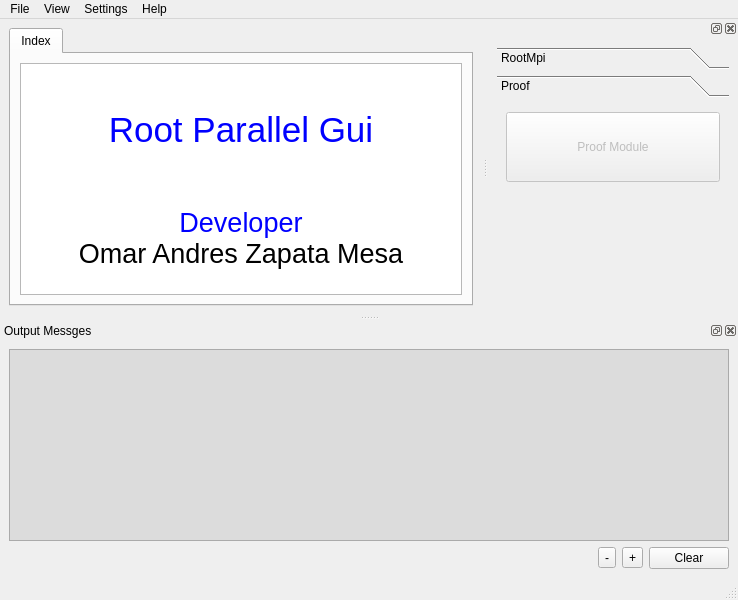
Before: the Qt Designer form uis/RootParallelGui/RootParallelGui.ui in omazapa/RootParallelGui, drawn with Qt 5.
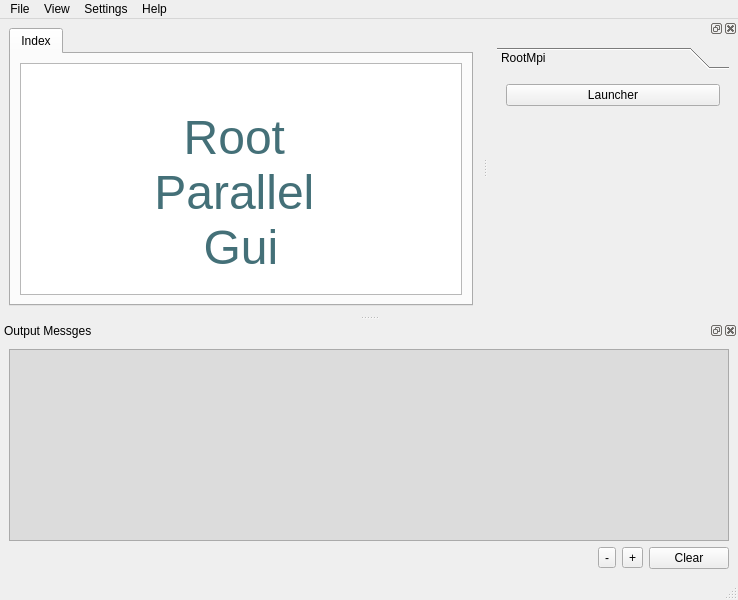
After: the same form once the commit is applied. The open tabs and pages were chosen to show the change. Icons and pictures are not drawn.

Patch:
```diff
--- a/uis/RootParallelGui/RootParallelGui.ui
+++ b/uis/RootParallelGui/RootParallelGui.ui
@@ -40,13 +40,11 @@
 p, li { white-space: pre-wrap; }
 &lt;/style&gt;&lt;/head&gt;&lt;body style=&quot; font-family:'DejaVu Sans'; font-size:9pt; font-weight:400; font-style:normal;&quot;&gt;
 &lt;p align=&quot;center&quot; style=&quot; margin-top:0px; margin-bottom:0px; margin-left:0px; margin-right:0px; -qt-block-indent:0; text-indent:0px;&quot;&gt;&lt;img src=&quot;:/RootParallelGui/root-banner.png&quot; /&gt;&lt;/p&gt;
-&lt;p align=&quot;center&quot; style=&quot;-qt-paragraph-type:empty; margin-top:0px; margin-bottom:0px; margin-left:0px; margin-right:0px; -qt-block-indent:0; text-indent:0px;&quot;&gt;&lt;br /&gt;&lt;/p&gt;
-&lt;p align=&quot;center&quot; style=&quot;-qt-paragraph-type:empty; margin-top:0px; margin-bottom:0px; margin-left:0px; margin-right:0px; -qt-block-indent:0; text-indent:0px;&quot;&gt;&lt;br /&gt;&lt;/p&gt;
-&lt;p align=&quot;center&quot; style=&quot; margin-top:0px; margin-bottom:0px; margin-left:0px; margin-right:0px; -qt-block-indent:0; text-indent:0px;&quot;&gt;&lt;span style=&quot; font-size:26pt; color:#0000ff;&quot;&gt;Root Parallel Gui&lt;/span&gt;&lt;/p&gt;
-&lt;p align=&quot;center&quot; style=&quot;-qt-paragraph-type:empty; margin-top:0px; margin-bottom:0px; margin-left:0px; margin-right:0px; -qt-block-indent:0; text-indent:0px;&quot;&gt;&lt;br /&gt;&lt;/p&gt;
-&lt;p align=&quot;center&quot; style=&quot;-qt-paragraph-type:empty; margin-top:0px; margin-bottom:0px; margin-left:0px; margin-right:0px; -qt-block-indent:0; text-indent:0px; font-size:28pt; color:#0000ff;&quot;&gt;&lt;br /&gt;&lt;/p&gt;
-&lt;p align=&quot;center&quot; style=&quot; margin-top:0px; margin-bottom:0px; margin-left:0px; margin-right:0px; -qt-block-indent:0; text-indent:0px;&quot;&gt;&lt;span style=&quot; font-size:20pt; color:#0000ff;&quot;&gt;Developer&lt;/span&gt;&lt;/p&gt;
-&lt;p align=&quot;center&quot; style=&quot; margin-top:0px; margin-bottom:0px; margin-left:0px; margin-right:0px; -qt-block-indent:0; text-indent:0px;&quot;&gt;&lt;span style=&quot; font-size:20pt; color:#000000;&quot;&gt;Omar Andres Zapata Mesa&lt;/span&gt;&lt;/p&gt;&lt;/body&gt;&lt;/html&gt;</string>
+&lt;p align=&quot;center&quot; style=&quot;-qt-paragraph-type:empty; margin-top:0px; margin-bottom:0px; margin-left:0px; margin-right:0px; -qt-block-indent:0; text-indent:0px; font-family:'Linux Biolinum Keyboard O';&quot;&gt;&lt;br /&gt;&lt;/p&gt;
+&lt;p align=&quot;center&quot; style=&quot;-qt-paragraph-type:empty; margin-top:0px; margin-bottom:0px; margin-left:0px; margin-right:0px; -qt-block-indent:0; text-indent:0px; font-family:'Linux Biolinum Keyboard O';&quot;&gt;&lt;br /&gt;&lt;/p&gt;
+&lt;p align=&quot;center&quot; style=&quot; margin-top:0px; margin-bottom:0px; margin-left:0px; margin-right:0px; -qt-block-indent:0; text-indent:0px;&quot;&gt;&lt;span style=&quot; font-family:'Linux Biolinum Keyboard O'; font-size:36pt; color:#447078;&quot;&gt;Root &lt;/span&gt;&lt;/p&gt;
+&lt;p align=&quot;center&quot; style=&quot; margin-top:0px; margin-bottom:0px; margin-left:0px; margin-right:0px; -qt-block-indent:0; text-indent:0px;&quot;&gt;&lt;span style=&quot; font-family:'Linux Biolinum Keyboard O'; font-size:36pt; color:#447078;&quot;&gt;Parallel &lt;/span&gt;&lt;/p&gt;
+&lt;p align=&quot;center&quot; style=&quot; margin-top:0px; margin-bottom:0px; margin-left:0px; margin-right:0px; -qt-block-indent:0; text-indent:0px;&quot;&gt;&lt;span style=&quot; font-family:'Linux Biolinum Keyboard O'; font-size:36pt; color:#447078;&quot;&gt;Gui&lt;/span&gt;&lt;/p&gt;&lt;/body&gt;&lt;/html&gt;</string>
           </property>
          </widget>
         </item>
@@ -125,8 +123,8 @@
          <rect>
           <x>0</x>
           <y>0</y>
-          <width>232</width>
-          <height>194</height>
+          <width>227</width>
+          <height>234</height>
          </rect>
         </property>
         <attribute name="label">
@@ -177,66 +175,6 @@
          </item>
         </layout>
        </widget>
-       <widget class="QWidget" name="page_2">
-        <property name="geometry">
-         <rect>
-          <x>0</x>
-          <y>0</y>
-          <width>242</width>
-          <height>178</height>
-         </rect>
-        </property>
-        <attribute name="label">
-         <string>Proof</string>
-        </attribute>
-        <layout class="QVBoxLayout" name="verticalLayout_2">
-         <item>
-          <widget class="QPushButton" name="pushButton">
-           <property name="enabled">
-            <bool>false</bool>
-           </property>
-           <property name="sizePolicy">
-            <sizepolicy hsizetype="Minimum" vsizetype="Fixed">
-             <horstretch>0</horstretch>
-             <verstretch>0</verstretch>
-            </sizepolicy>
-           </property>
-           <property name="minimumSize">
-            <size>
-             <width>0</width>
-             <height>70</height>
-            </size>
-           </property>
-           <property name="text">
-            <string>Proof Module</string>
-           </property>
-           <property name="icon">
-            <iconset resource="../../resources/RootParallelGui.qrc">
-             <normaloff>:/RootParallelGui/proof-logo.png</normaloff>:/RootParallelGui/proof-logo.png</iconset>
-           </property>
-           <property name="iconSize">
-            <size>
-             <width>128</width>
-             <height>50</height>
-            </size>
-           </property>
-          </widget>
-         </item>
-         <item>
-          <spacer name="verticalSpacer_2">
-           <property name="orientation">
-            <enum>Qt::Vertical</enum>
-           </property>
-           <property name="sizeHint" stdset="0">
-            <size>
-             <width>20</width>
-             <height>40</height>
-            </size>
-           </property>
-          </spacer>
-         </item>
-        </layout>
-       </widget>
       </widget>
      </item>
     </layout>
```
Left out of the diff: 2 changed lines with no effect on the pictures.
